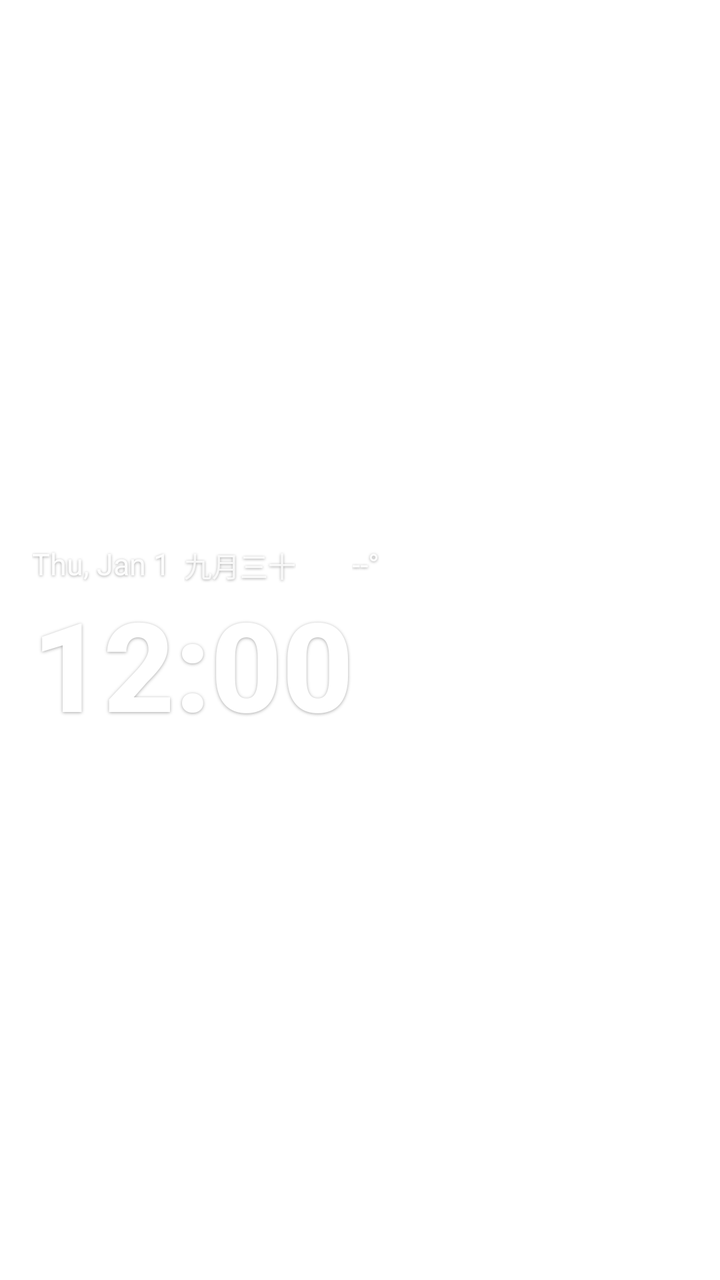
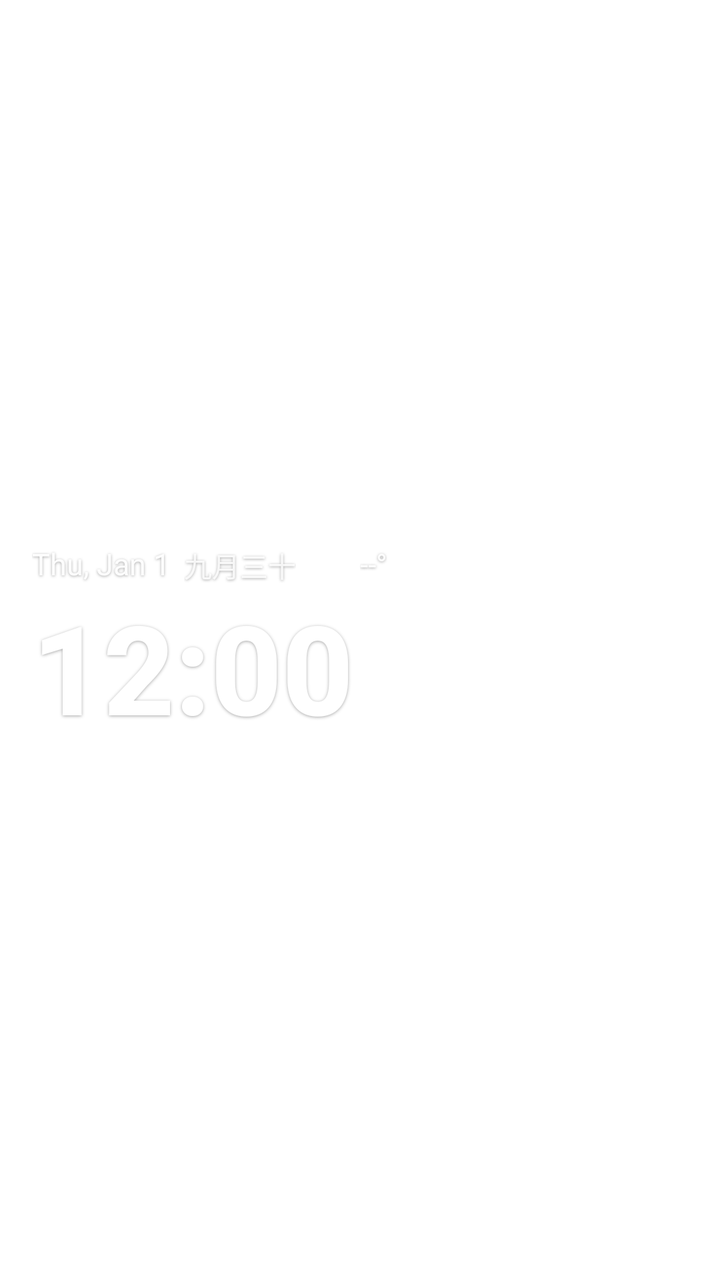

Compare the two renders of this Android layout. The source of the first and the diff that turns it into the second are given below.
<!-- AndroidManifest.xml: fallback theme Theme.MaterialComponents.DayNight.NoActionBar -->
<!-- res/layout/ww_white_bold.xml -->
<?xml version="1.0" encoding="utf-8"?>
<LinearLayout xmlns:android="http://schemas.android.com/apk/res/android"
    android:id="@+id/ww_root"
    android:layout_width="match_parent"
    android:layout_height="match_parent"
    android:orientation="vertical"
    android:gravity="center_vertical|start"
    android:paddingStart="16dp"
    android:paddingEnd="16dp">

    <LinearLayout
        android:id="@+id/ww_date_touch"
        android:layout_width="match_parent"
        android:layout_height="wrap_content"
        android:orientation="horizontal"
        android:gravity="center_vertical"
        android:paddingTop="7dp"
        android:paddingBottom="3dp">

        <TextClock
            android:id="@+id/ww_date"
            android:layout_width="wrap_content"
            android:layout_height="wrap_content"
            android:fontFamily="sans-serif"
            android:format24Hour="@string/date_format_compact"
            android:format12Hour="@string/date_format_compact"
            android:includeFontPadding="false"
            android:shadowColor="#59000000"
            android:shadowDx="0"
            android:shadowDy="1"
            android:shadowRadius="3"
            android:textColor="#F2FFFFFF"
            android:textSize="15sp" />

        <TextView
            android:id="@+id/ww_lunar"
            android:layout_width="wrap_content"
            android:layout_height="wrap_content"
            android:layout_marginStart="7dp"
            android:fontFamily="sans-serif"
            android:includeFontPadding="false"
            android:shadowColor="#59000000"
            android:shadowDx="0"
            android:shadowDy="1"
            android:shadowRadius="3"
            android:textColor="#D9FFFFFF"
            android:textSize="14sp"
            android:text="九月三十" />

        <LinearLayout
            android:id="@+id/ww_weather_touch"
            android:layout_width="wrap_content"
            android:layout_height="wrap_content"
            android:layout_marginStart="8dp"
            android:orientation="horizontal"
            android:gravity="center_vertical"
            android:paddingTop="4dp"
            android:paddingBottom="4dp">

            <ImageView
                android:id="@+id/ww_icon"
                android:layout_width="17dp"
                android:layout_height="17dp"
                android:scaleType="fitCenter"
                android:src="@drawable/ic_wx_clear" />

            <TextView
                android:id="@+id/ww_temp"
                android:layout_width="wrap_content"
                android:layout_height="wrap_content"
                android:layout_marginStart="3dp"
                android:fontFamily="sans-serif"
                android:includeFontPadding="false"
                android:shadowColor="#59000000"
                android:shadowDx="0"
                android:shadowDy="1"
                android:shadowRadius="3"
                android:textColor="#F2FFFFFF"
                android:textSize="15sp"
                android:text="--°" />
        </LinearLayout>

        <TextView
            android:id="@+id/ww_city"
            android:layout_width="wrap_content"
            android:layout_height="wrap_content"
            android:layout_marginStart="8dp"
            android:ellipsize="end"
            android:fontFamily="sans-serif"
            android:includeFontPadding="false"
            android:maxLines="1"
            android:shadowColor="#59000000"
            android:shadowDx="0"
            android:shadowDy="1"
            android:shadowRadius="3"
            android:textColor="#B3FFFFFF"
            android:textSize="13sp"
            android:visibility="gone" />
    </LinearLayout>

    <FrameLayout
        android:id="@+id/ww_time_touch"
        android:layout_width="match_parent"
        android:layout_height="wrap_content"
        android:paddingTop="0dp"
        android:paddingBottom="6dp">

        <TextClock
            android:id="@+id/ww_time"
            android:layout_width="wrap_content"
            android:layout_height="wrap_content"
            android:fontFamily="sans-serif-medium"
            android:textStyle="bold"
            android:format24Hour="HH:mm"
            android:format12Hour="h:mm"
            android:includeFontPadding="false"
            android:shadowColor="#59000000"
            android:shadowDx="0"
            android:shadowDy="1"
            android:shadowRadius="4"
            android:textColor="#FFFFFFFF"
            android:textSize="62sp" />
    </FrameLayout>

</LinearLayout>
<!-- resources referenced by this layout -->
<resources>
  <!-- drawable ic_wx_clear: vector/xml drawable (drawable, 2462 chars, omitted) -->
  <string name="date_format_compact">EEE, MMM d</string>
</resources>

<!-- the commit's change to res/layout/ww_white_bold.xml (unified diff, before → after) -->
@@ -59,8 +59,8 @@
 
             <ImageView
                 android:id="@+id/ww_icon"
-                android:layout_width="17dp"
-                android:layout_height="17dp"
+                android:layout_width="21dp"
+                android:layout_height="21dp"
                 android:scaleType="fitCenter"
                 android:src="@drawable/ic_wx_clear" />
 
